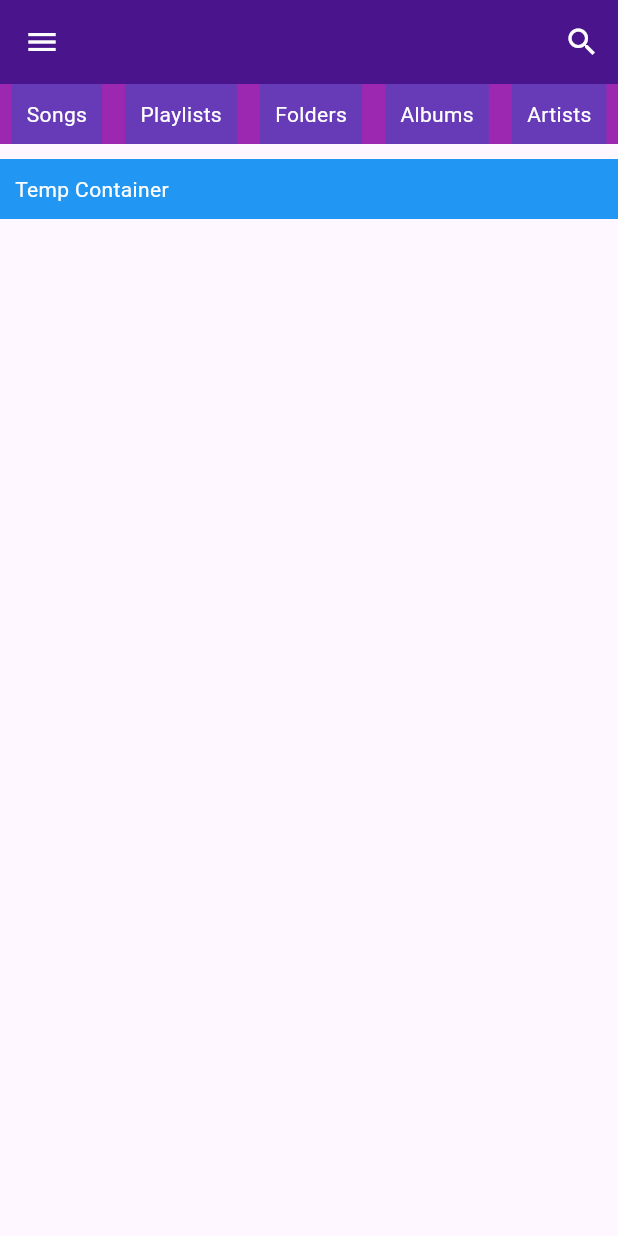
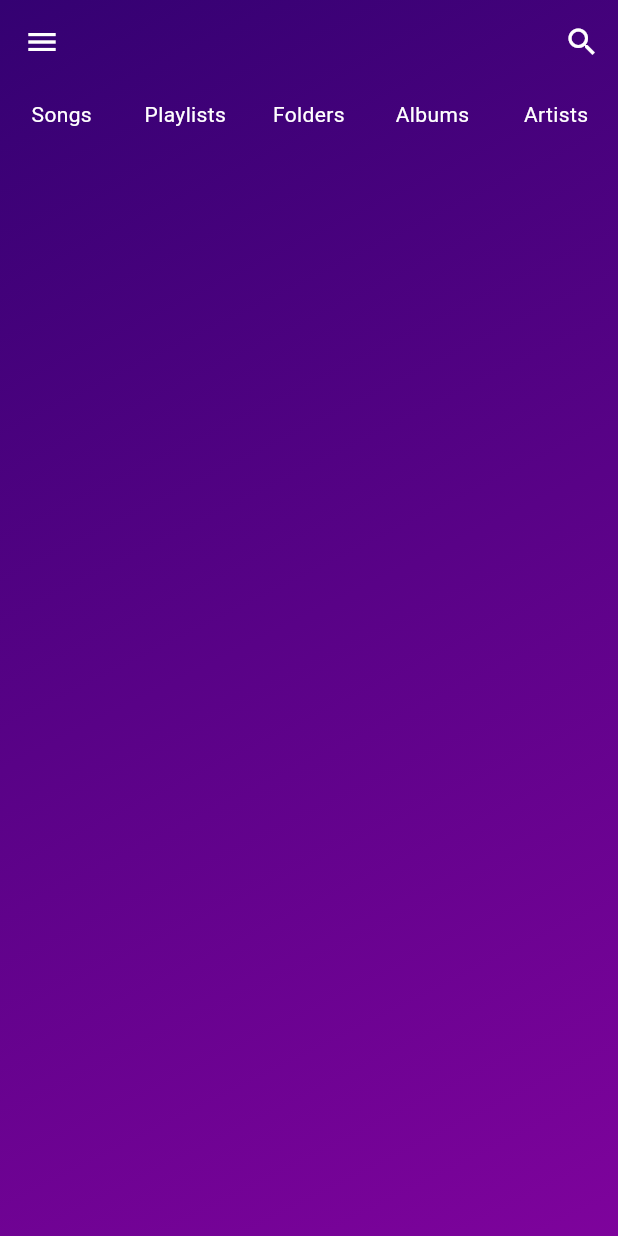
Before and after one commit to PengWin553/pengwin_music_player, a Flutter app: the screen it shows after launch, on a phone screen of 412 x 824 dp. Run offline on Flutter 3.47's test engine with Material 3 defaults, Android fonts, the light colour scheme and no system bars.

Commit message:
style: improve base ui with linear gradient background

```diff
--- a/lib/main.dart
+++ b/lib/main.dart
@@ -3,12 +3,28 @@ import 'package:flutter/material.dart';
 void main() =>
     runApp(MaterialApp(debugShowCheckedModeBanner: false, home: Home()));
 
-class Home extends StatelessWidget {
+class Home extends StatefulWidget {
   const Home({super.key});
 
   @override
+  State<Home> createState() => _HomeState();
+}
+
+class _HomeState extends State<Home> {
+  @override
   Widget build(BuildContext context) {
-    return Scaffold(
+    return Container(
+      decoration: const BoxDecoration(
+        gradient: LinearGradient(
+          begin: Alignment.topLeft,
+          end: Alignment.bottomRight,
+          colors: [Color.fromARGB(255, 52, 1, 114), Color.fromARGB(255, 126, 3, 156)],
+        ),
+      ),
+      child: Scaffold(
+        // By defaut, Scaffold background is white
+        // Set its value to transparent
+        backgroundColor: Colors.transparent,
         appBar: AppBar(
           // title: Text('My App'), // Add a title if needed
           leading: IconButton(
@@ -31,7 +47,7 @@ class Home extends StatelessWidget {
             ),
           ],
 
-        backgroundColor: Colors.purple[900],
+          backgroundColor: Colors.transparent,
           foregroundColor: Colors.white,
         ),
 
@@ -39,55 +55,77 @@ class Home extends StatelessWidget {
           children: [
             // Container with a background color for the Row
             Container(
-            color: Colors.purple, // Set background color here
-            // padding: EdgeInsets.symmetric(vertical: 10), // Optional padding
               child: Row(
-              mainAxisAlignment: MainAxisAlignment.spaceAround,
-              crossAxisAlignment: CrossAxisAlignment.end,
                 children: [
-                Container(
+                  Expanded(
+                    flex: 1,
+                    child: Container(
                       padding: EdgeInsets.all(10.0),
-                  color: Colors.deepPurple,
-                  child: Text('Songs', style: TextStyle(color: Colors.white)), // Color for individual items
+                      color: Colors.transparent,
+                      child: Text(
+                        'Songs',
+                        textAlign: TextAlign.center,
+                        style: TextStyle(color: Colors.white),
+                      ), // Color for individual items
                     ),
-                Container(
+                  ),
+
+                  Expanded(
+                    flex: 1,
+                    child: Container(
                       padding: EdgeInsets.all(10.0),
-                  color: Colors.deepPurple,
-                  child: Text('Playlists', style: TextStyle(color: Colors.white)),
+                      color: Colors.transparent,
+                      child: Text(
+                        'Playlists',
+                        textAlign: TextAlign.center,
+                        style: TextStyle(color: Colors.white),
                       ),
-                Container(
+                    ),
+                  ),
+
+                  Expanded(
+                    flex: 1,
+                    child: Container(
                       padding: EdgeInsets.all(10.0),
-                  color: Colors.deepPurple,
-                  child: Text('Folders', style: TextStyle(color: Colors.white)),
+                      color: Colors.transparent,
+                      child: Text(
+                        'Folders',
+                        textAlign: TextAlign.center,
+                        style: TextStyle(color: Colors.white),
                       ),
-                Container(
+                    ),
+                  ),
+
+                  Expanded(
+                    flex: 1,
+                    child: Container(
                       padding: EdgeInsets.all(10.0),
-                  color: Colors.deepPurple,
-                  child: Text('Albums', style: TextStyle(color: Colors.white)),
+                      color: Colors.transparent,
+                      child: Text(
+                        'Albums',
+                        textAlign: TextAlign.center,
+                        style: TextStyle(color: Colors.white),
                       ),
-                Container(
+                    ),
+                  ),
+
+                  Expanded(
+                    flex: 1,
+                    child: Container(
                       padding: EdgeInsets.all(10.0),
-                  color: Colors.deepPurple,
-                  child: Text('Artists', style: TextStyle(color: Colors.white)),
+                      color: Colors.transparent,
+                      child: Text(
+                        'Artists',
+                        textAlign: TextAlign.center,
+                        style: TextStyle(color: Colors.white),
+                      ),
+                    ),
                   ),
                 ],
               ),
             ),
-
-          SizedBox(height: 10),
-
-          // Another Column
-          Column(
-            crossAxisAlignment: CrossAxisAlignment.stretch,
-            children: [
-              Container(
-                padding: EdgeInsets.all(10.0),
-                color: Colors.blue,
-                child: Text('Temp Container', style: TextStyle(color: Colors.white)),
-              ),
           ],
         ),
-        ],
       ),
     );
   }
```
Lines whose indentation alone changed are shown as unchanged.
